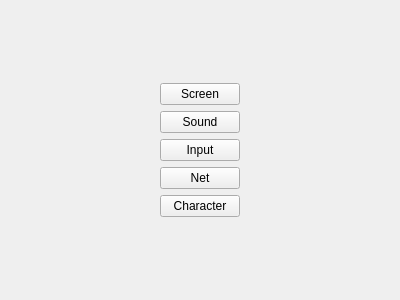
The window that qtclient/ui/settingsscreen.ui (z7z8th/blowthemall) describes before a commit, drawn with Qt 5.
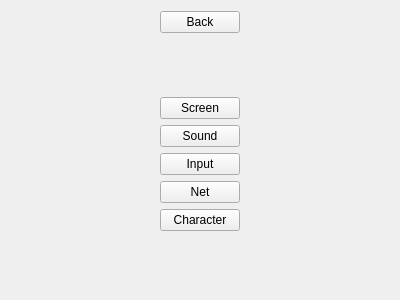
The same window after the commit.

What changed in the file:
```diff
--- a/qtclient/ui/settingsscreen.ui
+++ b/qtclient/ui/settingsscreen.ui
@@ -29,6 +29,13 @@
    </item>
    <item>
     <layout class="QVBoxLayout" name="verticalLayout">
+     <item>
+      <widget class="QPushButton" name="pushButton">
+       <property name="text">
+        <string>Back</string>
+       </property>
+      </widget>
+     </item>
      <item>
       <spacer name="verticalSpacer">
        <property name="orientation">
```
